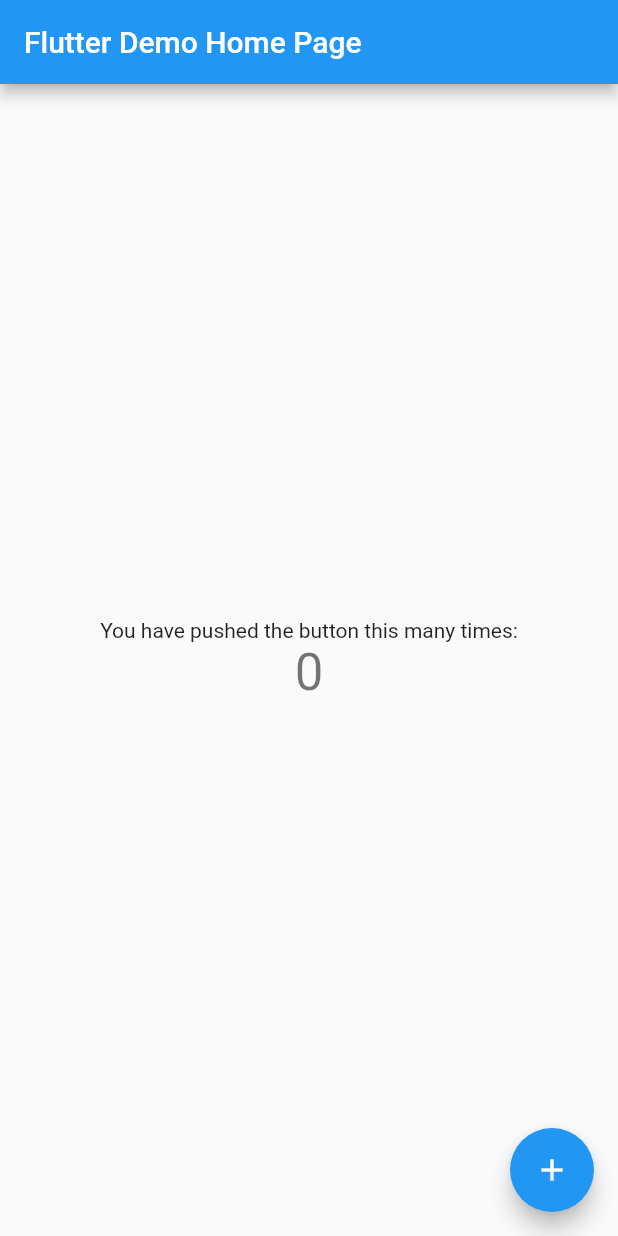
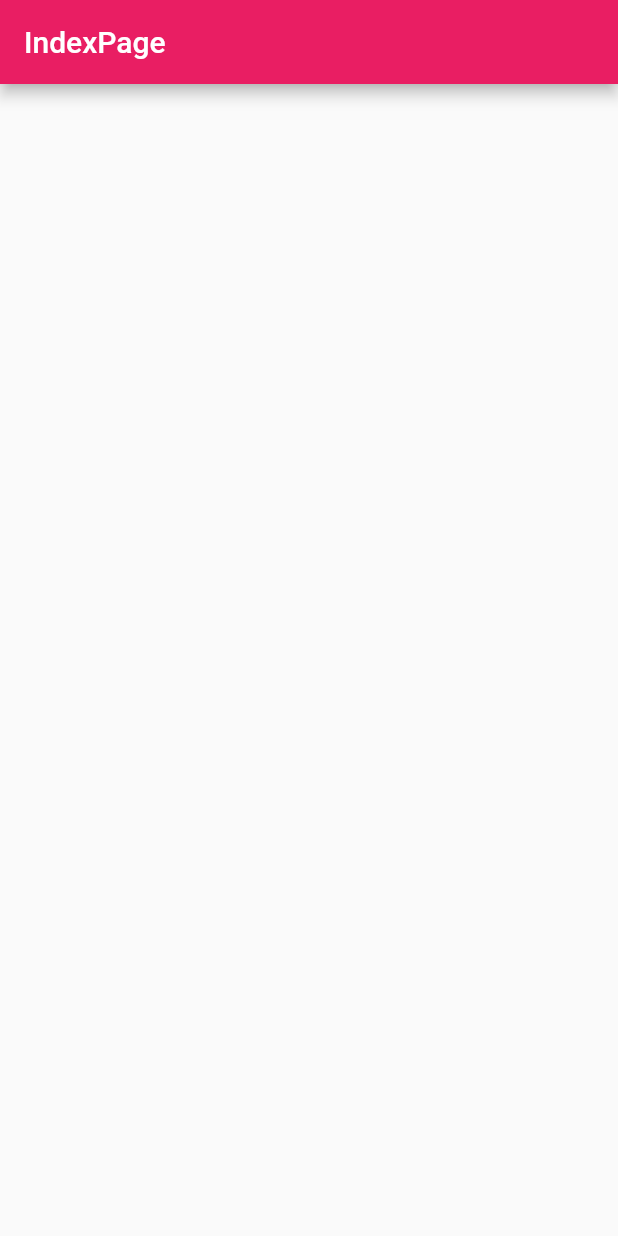
Before and after one commit to digitbase/flutter01, a Flutter app: the screen it shows after launch, on a phone screen of 412 x 824 dp. Run offline on Flutter 3.47's test engine with Material 2 defaults, Android fonts, the phone set to English and light mode, and no system bars.

Commit message:
新建 indexpage

```diff
--- a/lib/main.dart
+++ b/lib/main.dart
@@ -1,111 +1,17 @@
 import 'package:flutter/material.dart';
+import 'package:flutter01/pages/lib_pages.dart';
 
 void main() => runApp(MyApp());
 
 class MyApp extends StatelessWidget {
-  // This widget is the root of your application.
   @override
   Widget build(BuildContext context) {
     return MaterialApp(
       title: 'Flutter Demo',
       theme: ThemeData(
-        // This is the theme of your application.
-        //
-        // Try running your application with "flutter run". You'll see the
-        // application has a blue toolbar. Then, without quitting the app, try
-        // changing the primarySwatch below to Colors.green and then invoke
-        // "hot reload" (press "r" in the console where you ran "flutter run",
-        // or simply save your changes to "hot reload" in a Flutter IDE).
-        // Notice that the counter didn't reset back to zero; the application
-        // is not restarted.
-        primarySwatch: Colors.blue,
+        primarySwatch: Colors.pink,
       ),
-      home: MyHomePage(title: 'Flutter Demo Home Page'),
+      home: IndexPages(),
     );
   }
 }
-
-class MyHomePage extends StatefulWidget {
-  MyHomePage({Key key, this.title}) : super(key: key);
-
-  // This widget is the home page of your application. It is stateful, meaning
-  // that it has a State object (defined below) that contains fields that affect
-  // how it looks.
-
-  // This class is the configuration for the state. It holds the values (in this
-  // case the title) provided by the parent (in this case the App widget) and
-  // used by the build method of the State. Fields in a Widget subclass are
-  // always marked "final".
-
-  final String title;
-
-  @override
-  _MyHomePageState createState() => _MyHomePageState();
-}
-
-class _MyHomePageState extends State<MyHomePage> {
-  int _counter = 0;
-
-  void _incrementCounter() {
-    setState(() {
-      // This call to setState tells the Flutter framework that something has
-      // changed in this State, which causes it to rerun the build method below
-      // so that the display can reflect the updated values. If we changed
-      // _counter without calling setState(), then the build method would not be
-      // called again, and so nothing would appear to happen.
-      _counter++;
-    });
-  }
-
-  @override
-  Widget build(BuildContext context) {
-    // This method is rerun every time setState is called, for instance as done
-    // by the _incrementCounter method above.
-    //
-    // The Flutter framework has been optimized to make rerunning build methods
-    // fast, so that you can just rebuild anything that needs updating rather
-    // than having to individually change instances of widgets.
-    return Scaffold(
-      appBar: AppBar(
-        // Here we take the value from the MyHomePage object that was created by
-        // the App.build method, and use it to set our appbar title.
-        title: Text(widget.title),
-      ),
-      body: Center(
-        // Center is a layout widget. It takes a single child and positions it
-        // in the middle of the parent.
-        child: Column(
-          // Column is also a layout widget. It takes a list of children and
-          // arranges them vertically. By default, it sizes itself to fit its
-          // children horizontally, and tries to be as tall as its parent.
-          //
-          // Invoke "debug painting" (press "p" in the console, choose the
-          // "Toggle Debug Paint" action from the Flutter Inspector in Android
-          // Studio, or the "Toggle Debug Paint" command in Visual Studio Code)
-          // to see the wireframe for each widget.
-          //
-          // Column has various properties to control how it sizes itself and
-          // how it positions its children. Here we use mainAxisAlignment to
-          // center the children vertically; the main axis here is the vertical
-          // axis because Columns are vertical (the cross axis would be
-          // horizontal).
-          mainAxisAlignment: MainAxisAlignment.center,
-          children: <Widget>[
-            Text(
-              'You have pushed the button this many times:',
-            ),
-            Text(
-              '$_counter',
-              style: Theme.of(context).textTheme.display1,
-            ),
-          ],
-        ),
-      ),
-      floatingActionButton: FloatingActionButton(
-        onPressed: _incrementCounter,
-        tooltip: 'Increment',
-        child: Icon(Icons.add),
-      ), // This trailing comma makes auto-formatting nicer for build methods.
-    );
-  }
-}
--- /dev/null
+++ b/lib/pages/index_page.dart
@@ -0,0 +1,13 @@
+import 'package:flutter/material.dart';
+
+class IndexPages extends StatelessWidget {
+  @override
+  Widget build(BuildContext context) {
+    return Scaffold(
+      appBar: AppBar(
+        title: Text('IndexPage'),
+      ),
+      body: Container(),
+    );
+  }
+}
--- /dev/null
+++ b/lib/pages/lib_pages.dart
@@ -0,0 +1,3 @@
+library libpages;
+
+export "./index_page.dart";
```
